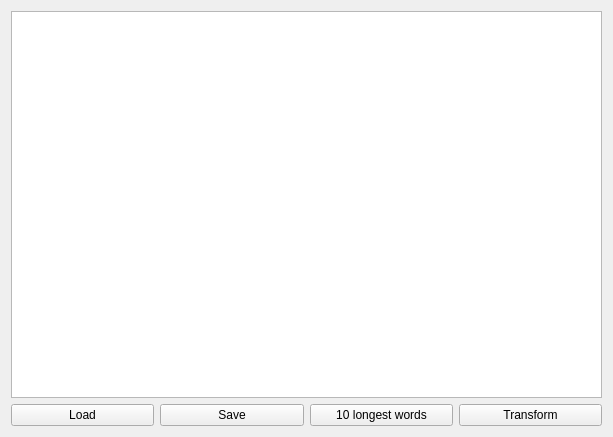
Before: the Qt Designer form texteditor.ui in fiterV/FileManagerQT, drawn with Qt 5.
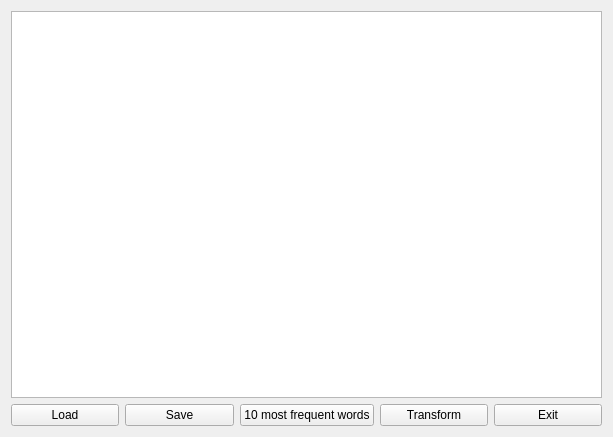
After: the same form once the commit is applied.

```diff
--- a/texteditor.ui
+++ b/texteditor.ui
@@ -45,7 +45,7 @@
        <item>
         <widget class="QPushButton" name="pushButton_3">
          <property name="text">
-          <string>10 longest words</string>
+          <string>10 most frequent words</string>
          </property>
         </widget>
        </item>
@@ -56,6 +56,13 @@
          </property>
         </widget>
        </item>
+       <item>
+        <widget class="QPushButton" name="pushButton_5">
+         <property name="text">
+          <string>Exit</string>
+         </property>
+        </widget>
+       </item>
       </layout>
      </item>
     </layout>
```
